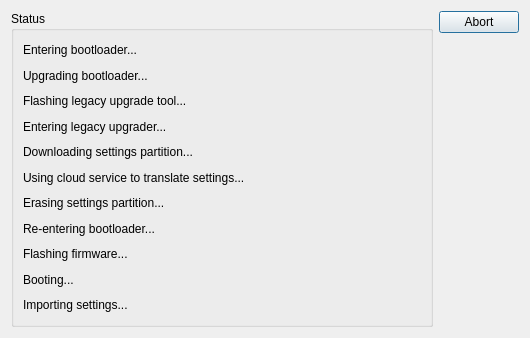
Above: ground/gcs/src/plugins/uploader/upgradeassistant.ui from d-ronin/dRonin before the change. Below: the same form after it.
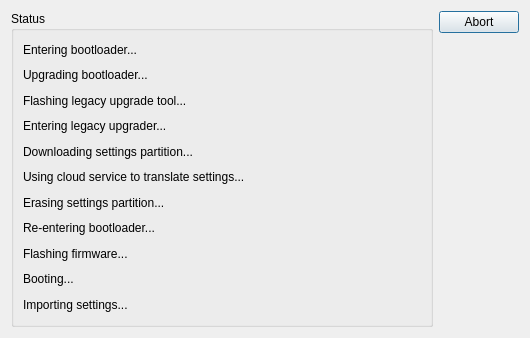
That is the form after the change.

```diff
--- a/ground/gcs/src/plugins/uploader/upgradeassistant.ui
+++ b/ground/gcs/src/plugins/uploader/upgradeassistant.ui
@@ -42,7 +42,7 @@
          <string>Upgrading bootloader...</string>
         </property>
         <property name="textFormat">
-         <enum>Qt::PlainText</enum>
+         <enum>Qt::RichText</enum>
         </property>
        </widget>
       </item>
@@ -68,7 +68,7 @@
          <string>Entering legacy upgrader...</string>
         </property>
         <property name="textFormat">
-         <enum>Qt::PlainText</enum>
+         <enum>Qt::RichText</enum>
         </property>
        </widget>
       </item>
@@ -88,7 +88,7 @@
          <string>Using cloud service to translate settings...</string>
         </property>
         <property name="textFormat">
-         <enum>Qt::PlainText</enum>
+         <enum>Qt::RichText</enum>
         </property>
        </widget>
       </item>
@@ -108,7 +108,7 @@
          <string>Re-entering bootloader...</string>
         </property>
         <property name="textFormat">
-         <enum>Qt::PlainText</enum>
+         <enum>Qt::RichText</enum>
         </property>
        </widget>
       </item>
@@ -128,7 +128,7 @@
          <string>Booting...</string>
         </property>
         <property name="textFormat">
-         <enum>Qt::PlainText</enum>
+         <enum>Qt::RichText</enum>
         </property>
        </widget>
       </item>
```
Left out of the diff: 12 changed lines with no effect on the pictures.
